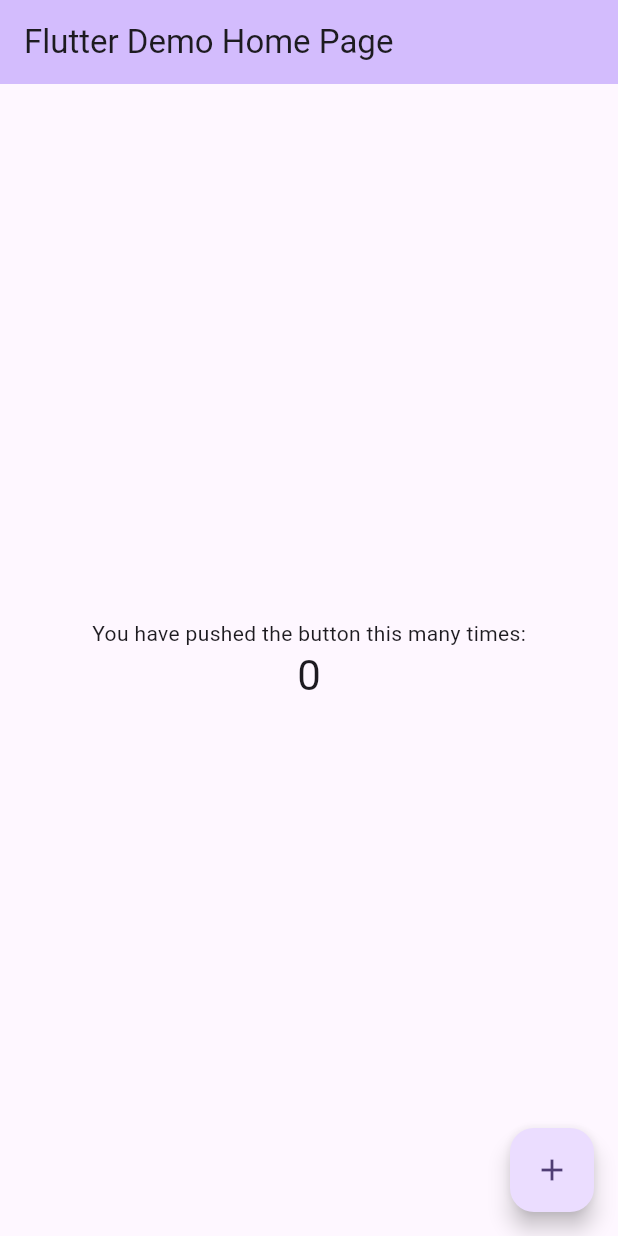
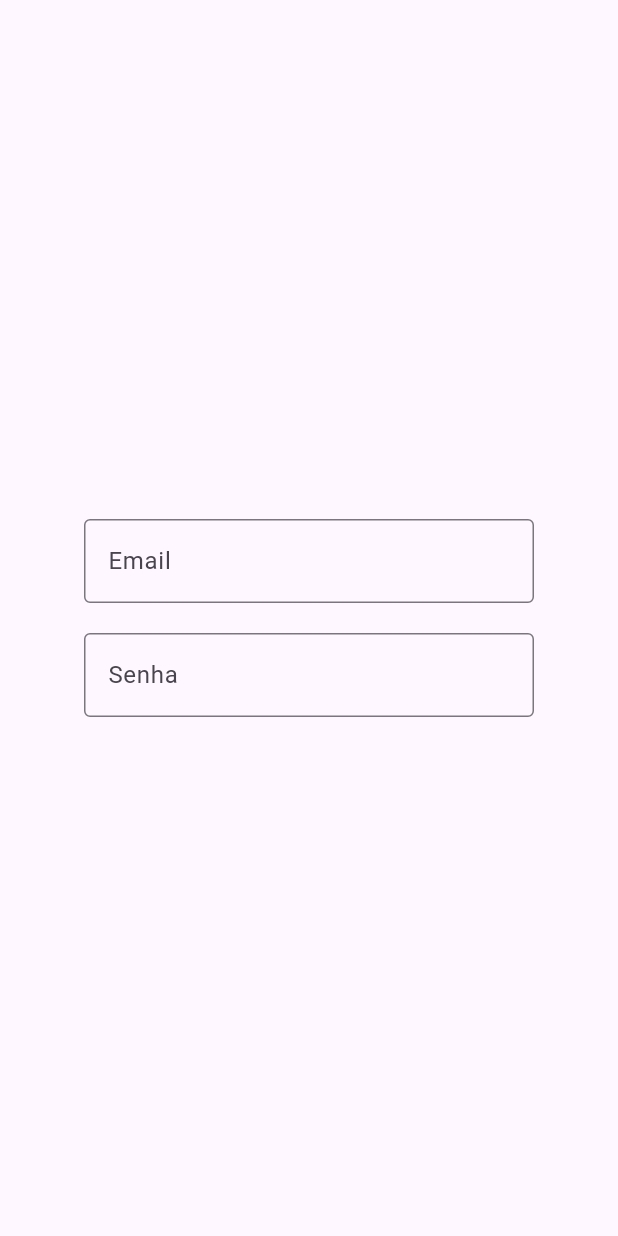
Before and after one commit to ViniciusG1403/conecta-trabalho-app, a Flutter app: the screen it shows after launch, on a phone screen of 412 x 824 dp. Run offline on Flutter 3.47's test engine with Material 3 defaults, Android fonts, the light colour scheme and no system bars; our stand-ins replace go_router.

Commit message:
Adiciona inputs na tela de login

```diff
--- a/lib/core/routes.dart
+++ b/lib/core/routes.dart
@@ -0,0 +1,10 @@
+import 'package:conectatrabalho/pages/login-page.dart';
+import 'package:flutter/material.dart';
+import 'package:go_router/go_router.dart';
+
+final routes = GoRouter(routes: [
+  GoRoute(
+    path: "/",
+    pageBuilder: (context, state) => const MaterialPage(child: LoginPage()),
+  ),
+]);
--- a/lib/main.dart
+++ b/lib/main.dart
@@ -1,3 +1,4 @@
+import 'package:conectatrabalho/core/routes.dart';
 import 'package:flutter/material.dart';
 
 void main() {
@@ -6,120 +7,17 @@
 
 class MyApp extends StatelessWidget {
   const MyApp({super.key});
-
-  // This widget is the root of your application.
   @override
   Widget build(BuildContext context) {
-    return MaterialApp(
+    return MaterialApp.router(
       title: 'Flutter Demo',
       theme: ThemeData(
-        // This is the theme of your application.
-        //
-        // TRY THIS: Try running your application with "flutter run". You'll see
-        // the application has a purple toolbar. Then, without quitting the app,
-        // try changing the seedColor in the colorScheme below to Colors.green
-        // and then invoke "hot reload" (save your changes or press the "hot
-        // reload" button in a Flutter-supported IDE, or press "r" if you used
-        // the command line to start the app).
-        //
-        // Notice that the counter didn't reset back to zero; the application
-        // state is not lost during the reload. To reset the state, use hot
-        // restart instead.
-        //
-        // This works for code too, not just values: Most code changes can be
-        // tested with just a hot reload.
         colorScheme: ColorScheme.fromSeed(seedColor: Colors.deepPurple),
         useMaterial3: true,
       ),
-      home: const MyHomePage(title: 'Flutter Demo Home Page'),
+      routerDelegate: routes.routerDelegate,
+      routeInformationParser: routes.routeInformationParser,
+      routeInformationProvider: routes.routeInformationProvider,
     );
   }
 }
-
-class MyHomePage extends StatefulWidget {
-  const MyHomePage({super.key, required this.title});
-
-  // This widget is the home page of your application. It is stateful, meaning
-  // that it has a State object (defined below) that contains fields that affect
-  // how it looks.
-
-  // This class is the configuration for the state. It holds the values (in this
-  // case the title) provided by the parent (in this case the App widget) and
-  // used by the build method of the State. Fields in a Widget subclass are
-  // always marked "final".
-
-  final String title;
-
-  @override
-  State<MyHomePage> createState() => _MyHomePageState();
-}
-
-class _MyHomePageState extends State<MyHomePage> {
-  int _counter = 0;
-
-  void _incrementCounter() {
-    setState(() {
-      // This call to setState tells the Flutter framework that something has
-      // changed in this State, which causes it to rerun the build method below
-      // so that the display can reflect the updated values. If we changed
-      // _counter without calling setState(), then the build method would not be
-      // called again, and so nothing would appear to happen.
-      _counter++;
-    });
-  }
-
-  @override
-  Widget build(BuildContext context) {
-    // This method is rerun every time setState is called, for instance as done
-    // by the _incrementCounter method above.
-    //
-    // The Flutter framework has been optimized to make rerunning build methods
-    // fast, so that you can just rebuild anything that needs updating rather
-    // than having to individually change instances of widgets.
-    return Scaffold(
-      appBar: AppBar(
-        // TRY THIS: Try changing the color here to a specific color (to
-        // Colors.amber, perhaps?) and trigger a hot reload to see the AppBar
-        // change color while the other colors stay the same.
-        backgroundColor: Theme.of(context).colorScheme.inversePrimary,
-        // Here we take the value from the MyHomePage object that was created by
-        // the App.build method, and use it to set our appbar title.
-        title: Text(widget.title),
-      ),
-      body: Center(
-        // Center is a layout widget. It takes a single child and positions it
-        // in the middle of the parent.
-        child: Column(
-          // Column is also a layout widget. It takes a list of children and
-          // arranges them vertically. By default, it sizes itself to fit its
-          // children horizontally, and tries to be as tall as its parent.
-          //
-          // Column has various properties to control how it sizes itself and
-          // how it positions its children. Here we use mainAxisAlignment to
-          // center the children vertically; the main axis here is the vertical
-          // axis because Columns are vertical (the cross axis would be
-          // horizontal).
-          //
-          // TRY THIS: Invoke "debug painting" (choose the "Toggle Debug Paint"
-          // action in the IDE, or press "p" in the console), to see the
-          // wireframe for each widget.
-          mainAxisAlignment: MainAxisAlignment.center,
-          children: <Widget>[
-            const Text(
-              'You have pushed the button this many times:',
-            ),
-            Text(
-              '$_counter',
-              style: Theme.of(context).textTheme.headlineMedium,
-            ),
-          ],
-        ),
-      ),
-      floatingActionButton: FloatingActionButton(
-        onPressed: _incrementCounter,
-        tooltip: 'Increment',
-        child: const Icon(Icons.add),
-      ), // This trailing comma makes auto-formatting nicer for build methods.
-    );
-  }
-}
--- /dev/null
+++ b/lib/pages/login-page.dart
@@ -0,0 +1,46 @@
+import 'package:flutter/material.dart';
+
+class LoginPage extends StatefulWidget {
+  const LoginPage({super.key});
+
+  @override
+  State<LoginPage> createState() => _LoginPageState();
+}
+
+class _LoginPageState extends State<LoginPage> {
+  @override
+  Widget build(BuildContext context) {
+    return const Scaffold(
+      body: Center(
+        child: Center(
+          child: Column(
+            mainAxisAlignment: MainAxisAlignment.center,
+            children: [
+              SizedBox(
+                width: 300,
+                child: TextField(
+                  decoration: InputDecoration(
+                    border: OutlineInputBorder(),
+                    labelText: 'Email',
+                  ),
+                ),
+              ),
+              SizedBox(
+                height: 20,
+              ),
+              SizedBox(
+                width: 300,
+                child: TextField(
+                  decoration: InputDecoration(
+                    border: OutlineInputBorder(),
+                    labelText: 'Senha',
+                  ),
+                ),
+              ),
+            ],
+          ),
+        ),
+      ),
+    );
+  }
+}
```
